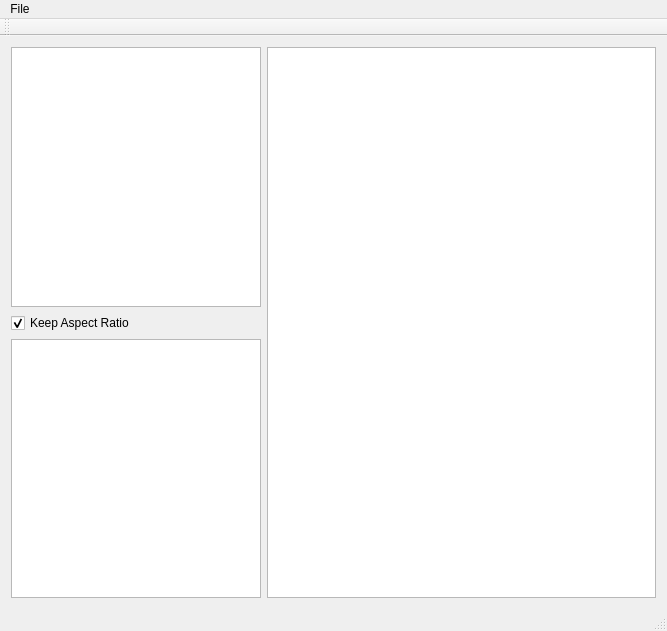
This is ImageViewer/ImageViewer.ui in MCInversion/ImageViewer as Qt 5 draws it before an edit. The edited form follows.
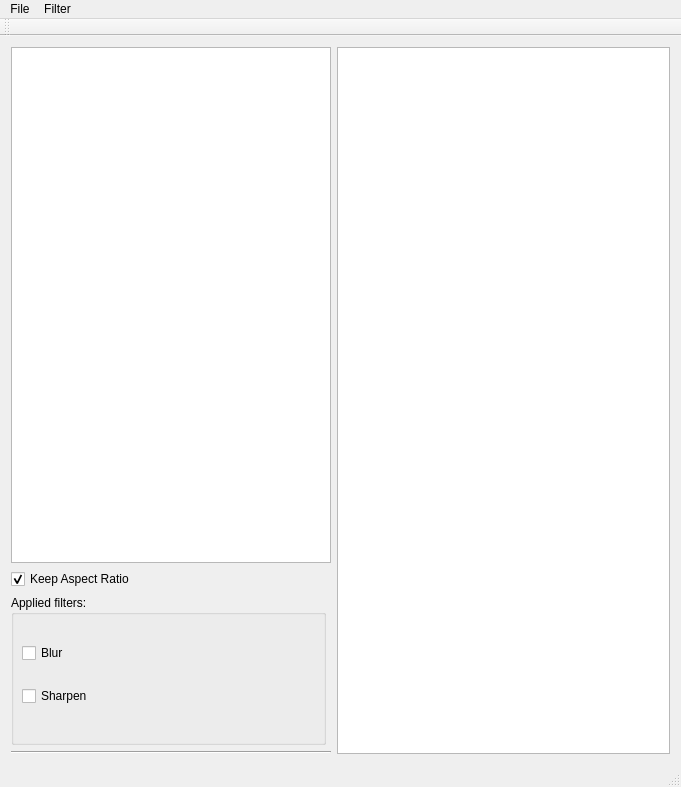
This is the edited form.

Commit message: Adding ImageFilter class with all necessary methods, moving on to threading

```diff
--- a/ImageViewer/ImageViewer.ui
+++ b/ImageViewer/ImageViewer.ui
@@ -6,8 +6,8 @@
    <rect>
     <x>0</x>
     <y>0</y>
-    <width>667</width>
-    <height>631</height>
+    <width>681</width>
+    <height>787</height>
    </rect>
   </property>
   <property name="windowTitle">
@@ -26,7 +26,7 @@
          <widget class="QListWidget" name="FileListWidget">
           <property name="maximumSize">
            <size>
-            <width>250</width>
+            <width>320</width>
             <height>800</height>
            </size>
           </property>
@@ -43,12 +43,54 @@
          </widget>
         </item>
         <item>
-         <widget class="QListWidget" name="listWidget2">
+         <widget class="QGroupBox" name="groupBox">
+          <property name="minimumSize">
+           <size>
+            <width>315</width>
+            <height>150</height>
+           </size>
+          </property>
           <property name="maximumSize">
            <size>
-            <width>250</width>
-            <height>500</height>
+            <width>315</width>
+            <height>150</height>
            </size>
+          </property>
+          <property name="title">
+           <string>Applied filters:</string>
+          </property>
+          <widget class="QWidget" name="verticalLayoutWidget">
+           <property name="geometry">
+            <rect>
+             <x>0</x>
+             <y>20</y>
+             <width>311</width>
+             <height>121</height>
+            </rect>
+           </property>
+           <layout class="QVBoxLayout" name="verticalLayout_2">
+            <item>
+             <widget class="QCheckBox" name="checkBox_2">
+              <property name="text">
+               <string>Blur</string>
+              </property>
+             </widget>
+            </item>
+            <item>
+             <widget class="QCheckBox" name="checkBox_3">
+              <property name="text">
+               <string>Sharpen</string>
+              </property>
+             </widget>
+            </item>
+           </layout>
+          </widget>
+         </widget>
+        </item>
+        <item>
+         <widget class="Line" name="line">
+          <property name="orientation">
+           <enum>Qt::Horizontal</enum>
           </property>
          </widget>
         </item>
@@ -66,7 +108,7 @@
     <rect>
      <x>0</x>
      <y>0</y>
-     <width>667</width>
+     <width>681</width>
      <height>26</height>
     </rect>
    </property>
@@ -77,7 +119,15 @@
     <addaction name="actionOpen_Image"/>
     <addaction name="actionSave_Image"/>
    </widget>
+   <widget class="QMenu" name="menuFilter">
+    <property name="title">
+     <string>Filter</string>
+    </property>
+    <addaction name="actionBlur"/>
+    <addaction name="actionSharpen"/>
+   </widget>
    <addaction name="menuFile"/>
+   <addaction name="menuFilter"/>
   </widget>
   <widget class="QToolBar" name="mainToolBar">
    <attribute name="toolBarArea">
```
Left out of the diff: 10 changed lines with no effect on the pictures. The commit also changes 7 other files.
